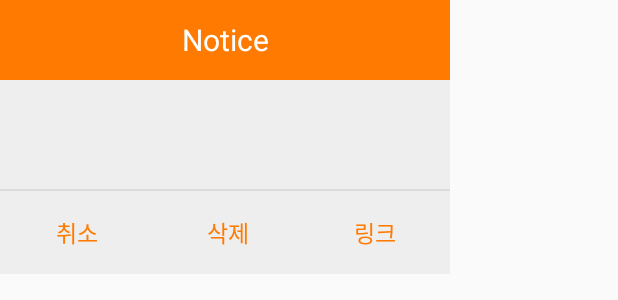
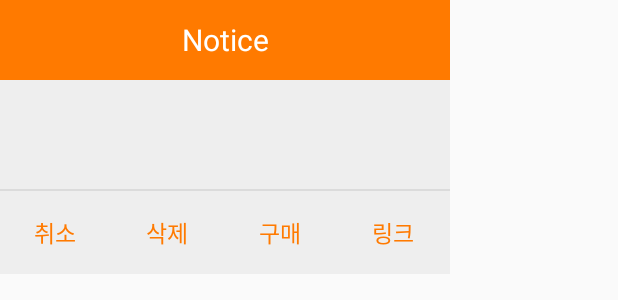
Before and after one commit to ChoHnA/PROJECT5, an Android app: the layout activity_popup2.xml on its own in the app's theme, with its tools: preview values and no code run, on a phone screen of 412 x 824 dp. Shown: the top 300 px of the screen. Run offline under Robolectric (Android 15) with nearby library versions, the phone set to English and light mode, and no system bars.

```diff
--- a/app/src/main/res/layout/activity_popup2.xml
+++ b/app/src/main/res/layout/activity_popup2.xml
@@ -54,7 +54,7 @@
 
         <Button
             android:id="@+id/cancel2"
-            android:layout_width="103dp"
+            android:layout_width="74dp"
             android:layout_height="match_parent"
             android:background="#00000000"
             android:gravity="center"
@@ -78,8 +78,21 @@
             android:textSize="15sp" />
 
         <Button
+            android:id="@+id/cancel3"
+            android:layout_width="wrap_content"
+            android:layout_height="match_parent"
+            android:layout_weight="1"
+            android:background="#00000000"
+            android:gravity="center"
+            android:onClick="mBuy"
+            android:padding="16dp"
+            android:text="구매"
+            android:textColor="#ff7a00"
+            android:textSize="15sp" />
+
+        <Button
             android:id="@+id/link"
-            android:layout_width="99dp"
+            android:layout_width="75dp"
             android:layout_height="match_parent"
             android:background="#00000000"
             android:gravity="center"
```
Also changed, not shown: app/src/main/java/com/helloandroid/project3_chatbot/MainActivity.java (+18 -3 lines), app/src/main/java/com/helloandroid/project3_chatbot/PopupActivity.java (+32 -9 lines), app/src/main/java/com/helloandroid/project3_chatbot/SelectedList.java (+32 -18 lines), app/src/main/res/layout/activity_selected_list.xml (+14 -2 lines).
